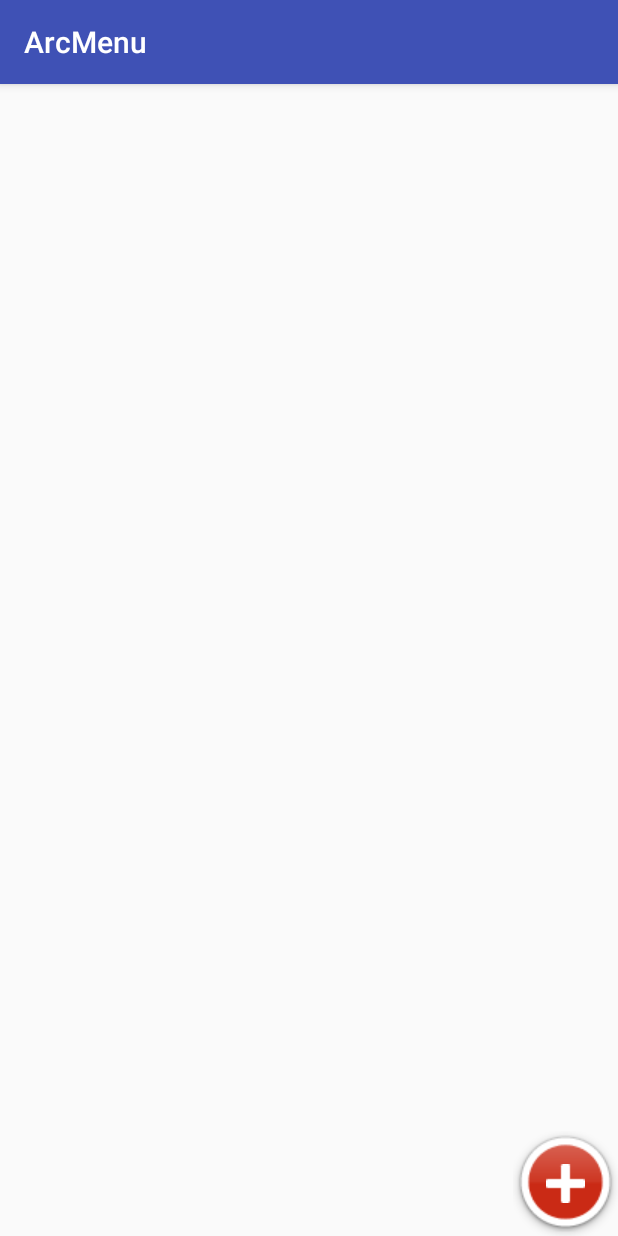
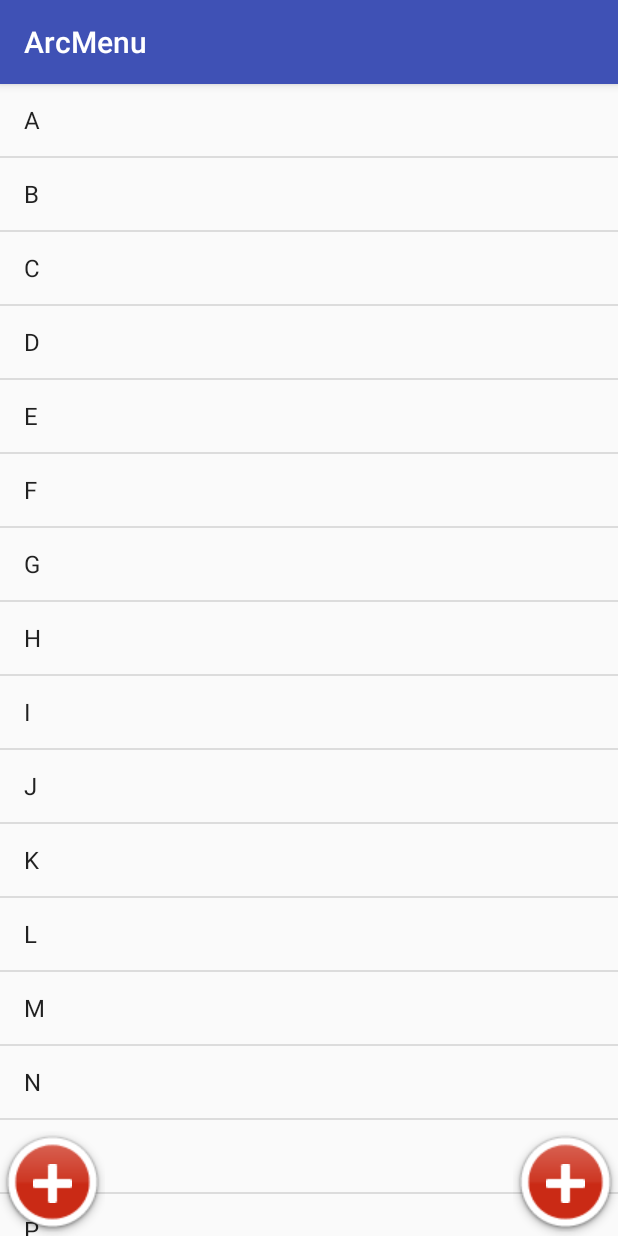
Before and after one commit to HangYongmao/ArcMenu, an Android app: the screen it shows after launch (MainActivity), on a phone screen of 412 x 824 dp. Run offline under Robolectric (Android 15) with nearby library versions, the phone set to English and light mode, and no system bars.

Commit message:
测试与完善

```diff
--- a/app/src/main/java/cn/edu/sicnu/arcmenu/MainActivity.java
+++ b/app/src/main/java/cn/edu/sicnu/arcmenu/MainActivity.java
@@ -2,12 +2,65 @@ package cn.edu.sicnu.arcmenu;
 
 import android.support.v7.app.AppCompatActivity;
 import android.os.Bundle;
+import android.view.View;
+import android.widget.AbsListView;
+import android.widget.ArrayAdapter;
+import android.widget.ListView;
+import android.widget.Toast;
+
+import java.util.ArrayList;
+import java.util.List;
+import java.util.Map;
+
+import cn.edu.sicnu.arcmenu.view.ArcMenu;
 
 public class MainActivity extends AppCompatActivity {
+
+    private ListView mListView;
+    private ArcMenu mArcMenu;
+    private List<String> mDatas;
 
     @Override
     protected void onCreate(Bundle savedInstanceState) {
         super.onCreate(savedInstanceState);
         setContentView(R.layout.activity_main);
+
+        initData();
+        initView();
+        mListView.setAdapter(new ArrayAdapter<String>(this, android.R.layout.simple_list_item_1, mDatas));
+        initEvent();
+    }
+
+    private void initEvent() {
+        mListView.setOnScrollListener(new AbsListView.OnScrollListener() {
+            @Override
+            public void onScrollStateChanged(AbsListView absListView, int i) {
+
+            }
+
+            @Override
+            public void onScroll(AbsListView absListView, int i, int i1, int i2) {
+                if (mArcMenu.isOpen())
+                    mArcMenu.toggleMenu(600);
+            }
+        });
+        mArcMenu.setOnMenuItemClickListener(new ArcMenu.OnMenuItemClickListener() {
+            @Override
+            public void onClick(View view, int pos) {
+                Toast.makeText(MainActivity.this, pos + ":" + view.getTag(), Toast.LENGTH_SHORT).show();
+            }
+        });
+    }
+
+    private void initView() {
+        mListView = findViewById(R.id.id_listView);
+        mArcMenu = findViewById(R.id.id_arc_menu);
+    }
+
+    private void initData() {
+        mDatas = new ArrayList<>();
+        for (int i = 'A'; i < 'Z'; i++) {
+            mDatas.add((char) i + "");
+        }
     }
 }
--- a/app/src/main/java/cn/edu/sicnu/arcmenu/view/ArcMenu.java
+++ b/app/src/main/java/cn/edu/sicnu/arcmenu/view/ArcMenu.java
@@ -180,7 +180,7 @@ public class ArcMenu extends ViewGroup implements View.OnClickListener {
         toggleMenu(150);
     }
 
-    private void toggleMenu(int duration) {
+    public void toggleMenu(int duration) {
         // 为menuItem添加平移动画和旋转动画
         int count = getChildCount();
         for (int i = 0; i < count - 1; i++) {
@@ -312,6 +312,10 @@ public class ArcMenu extends ViewGroup implements View.OnClickListener {
         mCurrentStatus = mCurrentStatus == Status.CLOSE ? Status.OPEN : Status.CLOSE;
     }
 
+    public boolean isOpen() {
+        return mCurrentStatus == Status.OPEN;
+    }
+
     // 切换菜单
     private void rotateCButton(View view, float start, float end, int duration) {
         RotateAnimation anim = new RotateAnimation(start, end, Animation.RELATIVE_TO_SELF, 0.5f, Animation.RELATIVE_TO_SELF, 0.5f);
--- a/app/src/main/res/layout/activity_main.xml
+++ b/app/src/main/res/layout/activity_main.xml
@@ -6,58 +6,15 @@
     android:layout_height="match_parent"
     tools:context="cn.edu.sicnu.arcmenu.MainActivity">
 
-    <cn.edu.sicnu.arcmenu.view.ArcMenu
+    <ListView
+        android:id="@+id/id_listView"
         android:layout_width="match_parent"
-        android:layout_height="match_parent"
-        app:position="right_bottom"
-        app:radius="170dp">
+        android:layout_height="match_parent">
 
-        <RelativeLayout
-            android:layout_width="wrap_content"
-            android:layout_height="wrap_content"
-            android:background="@drawable/composer_button">
+    </ListView>
 
-            <ImageView
-                android:id="@+id/id_button"
-                android:layout_width="wrap_content"
-                android:layout_height="wrap_content"
-                android:layout_centerInParent="true"
-                android:src="@drawable/composer_icn_plus" />
+    <include layout="@layout/menu_right_bottom" />
 
-        </RelativeLayout>
-
-
-        <ImageView
-            android:layout_width="wrap_content"
-            android:layout_height="wrap_content"
-            android:src="@drawable/composer_music"
-            android:tag="Music" />
-
-        <ImageView
-            android:layout_width="wrap_content"
-            android:layout_height="wrap_content"
-            android:src="@drawable/composer_place"
-            android:tag="Place" />
-
-        <ImageView
-            android:layout_width="wrap_content"
-            android:layout_height="wrap_content"
-            android:src="@drawable/composer_sleep"
-            android:tag="Sleep" />
-
-        <ImageView
-            android:layout_width="wrap_content"
-            android:layout_height="wrap_content"
-            android:src="@drawable/composer_thought"
-            android:tag="Thought" />
-
-        <ImageView
-            android:layout_width="wrap_content"
-            android:layout_height="wrap_content"
-            android:src="@drawable/composer_with"
-            android:tag="People" />
-
-    </cn.edu.sicnu.arcmenu.view.ArcMenu>
-
+    <include layout="@layout/menu_left_bottom" />
 
 </RelativeLayout>
--- /dev/null
+++ b/app/src/main/res/layout/menu_left_bottom.xml
@@ -0,0 +1,49 @@
+<?xml version="1.0" encoding="utf-8"?>
+<cn.edu.sicnu.arcmenu.view.ArcMenu xmlns:android="http://schemas.android.com/apk/res/android"
+    xmlns:app="http://schemas.android.com/apk/res-auto"
+    xmlns:tools="http://schemas.android.com/tools"
+    android:id="@+id/id_arc_menu"
+    android:layout_width="match_parent"
+    android:layout_height="match_parent"
+    app:position="left_bottom"
+    app:radius="170dp">
+
+    <RelativeLayout
+        android:layout_width="wrap_content"
+        android:layout_height="wrap_content"
+        android:background="@drawable/composer_button">
+
+        <ImageView
+            android:id="@+id/id_button"
+            android:layout_width="wrap_content"
+            android:layout_height="wrap_content"
+            android:layout_centerInParent="true"
+            android:src="@drawable/composer_icn_plus" />
+
+    </RelativeLayout>
+
+    <ImageView
+        android:layout_width="wrap_content"
+        android:layout_height="wrap_content"
+        android:src="@drawable/composer_place"
+        android:tag="Place" />
+
+    <ImageView
+        android:layout_width="wrap_content"
+        android:layout_height="wrap_content"
+        android:src="@drawable/composer_sleep"
+        android:tag="Sleep" />
+
+    <ImageView
+        android:layout_width="wrap_content"
+        android:layout_height="wrap_content"
+        android:src="@drawable/composer_thought"
+        android:tag="Thought" />
+
+    <ImageView
+        android:layout_width="wrap_content"
+        android:layout_height="wrap_content"
+        android:src="@drawable/composer_with"
+        android:tag="People" />
+
+</cn.edu.sicnu.arcmenu.view.ArcMenu>
--- /dev/null
+++ b/app/src/main/res/layout/menu_right_bottom.xml
@@ -0,0 +1,56 @@
+<?xml version="1.0" encoding="utf-8"?>
+<cn.edu.sicnu.arcmenu.view.ArcMenu xmlns:android="http://schemas.android.com/apk/res/android"
+    xmlns:app="http://schemas.android.com/apk/res-auto"
+    xmlns:tools="http://schemas.android.com/tools"
+    android:id="@+id/id_arc_menu"
+    android:layout_width="match_parent"
+    android:layout_height="match_parent"
+    app:position="right_bottom"
+    app:radius="170dp">
+
+    <RelativeLayout
+        android:layout_width="wrap_content"
+        android:layout_height="wrap_content"
+        android:background="@drawable/composer_button">
+
+        <ImageView
+            android:id="@+id/id_button"
+            android:layout_width="wrap_content"
+            android:layout_height="wrap_content"
+            android:layout_centerInParent="true"
+            android:src="@drawable/composer_icn_plus" />
+
+    </RelativeLayout>
+
+
+    <ImageView
+        android:layout_width="wrap_content"
+        android:layout_height="wrap_content"
+        android:src="@drawable/composer_music"
+        android:tag="Music" />
+
+    <ImageView
+        android:layout_width="wrap_content"
+        android:layout_height="wrap_content"
+        android:src="@drawable/composer_place"
+        android:tag="Place" />
+
+    <ImageView
+        android:layout_width="wrap_content"
+        android:layout_height="wrap_content"
+        android:src="@drawable/composer_sleep"
+        android:tag="Sleep" />
+
+    <ImageView
+        android:layout_width="wrap_content"
+        android:layout_height="wrap_content"
+        android:src="@drawable/composer_thought"
+        android:tag="Thought" />
+
+    <ImageView
+        android:layout_width="wrap_content"
+        android:layout_height="wrap_content"
+        android:src="@drawable/composer_with"
+        android:tag="People" />
+
+</cn.edu.sicnu.arcmenu.view.ArcMenu>
```
